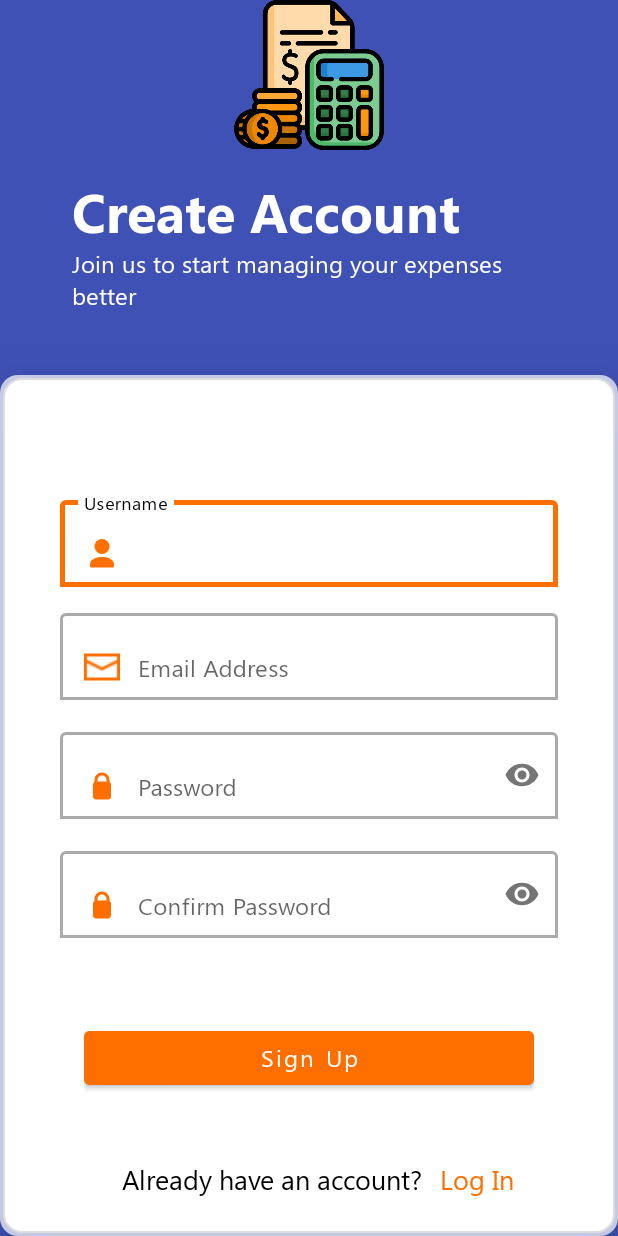
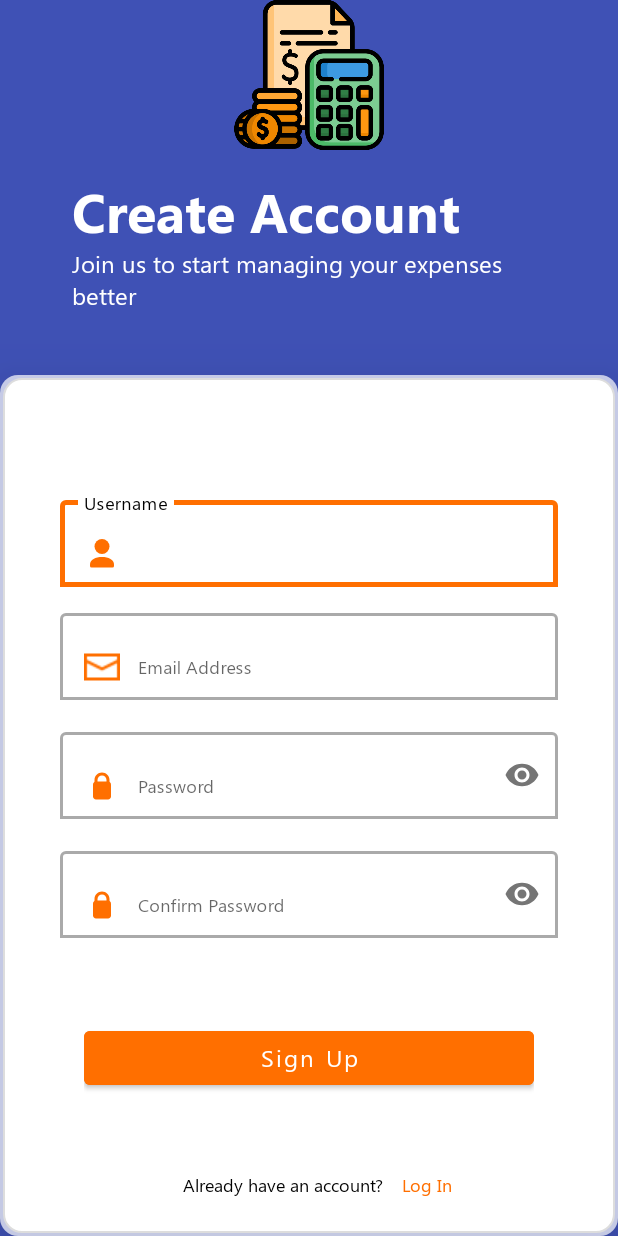
Before and after one commit to madhvesh-WLU/SmartGroceryTracker, an Android app: the SignUp screen opened directly, with no data from a screen before it, on a phone screen of 412 x 824 dp. Run offline under Robolectric (Android 15) with nearby library versions, the phone set to English and light mode, and no system bars; our stand-ins replace Volley.

Commit message:
ui design changes-10

```diff
--- a/app/src/main/res/layout/activity_sign_up.xml
+++ b/app/src/main/res/layout/activity_sign_up.xml
@@ -43,7 +43,7 @@
                 android:layout_height="wrap_content"
                 android:layout_marginTop="8dp"
             android:fontFamily="@font/segoe"
-            android:text="Create Account"
+            android:text="@string/create_account_text"
             android:textColor="@color/colorTextWhite"
             android:textSize="36sp" />
 
@@ -52,7 +52,7 @@
                 android:layout_width="wrap_content"
                 android:layout_height="wrap_content"
                 android:fontFamily="@font/segoer"
-                android:text="Join us to start managing your expenses better"
+                android:text="@string/second_text_signup"
                 android:textColor="@color/colorTextWhite"
                 android:textSize="16sp" />
         </LinearLayout>
@@ -96,7 +96,8 @@
             android:drawablePadding="12dp"
             android:drawableTint="@color/vibrant_orange"
             android:fontFamily="@font/segoer"
-            android:hint="Username"
+            android:hint="@string/username"
+            android:textSize="12sp"
             android:inputType="textEmailAddress"
             android:paddingHorizontal="12dp"
             android:textColor="@color/colorTextBlack"
@@ -122,9 +123,10 @@
             android:layout_height="wrap_content"
             android:drawableStart="@drawable/email"
             android:drawablePadding="12dp"
+            android:textSize="12sp"
             android:drawableTint="@color/vibrant_orange"
             android:fontFamily="@font/segoer"
-            android:hint="Email Address"
+            android:hint="@string/email_address"
             android:inputType="textEmailAddress"
             android:paddingHorizontal="12dp"
             android:textColor="@color/colorTextBlack"
@@ -151,9 +153,10 @@
             android:layout_height="wrap_content"
             android:drawableStart="@drawable/password"
             android:drawablePadding="12dp"
+            android:textSize="12sp"
             android:drawableTint="@color/vibrant_orange"
             android:fontFamily="@font/segoer"
-            android:hint="Password"
+            android:hint="@string/password"
             android:inputType="textPassword"
             android:paddingHorizontal="12dp"
             android:textColor="@color/colorTextBlack"
@@ -182,7 +185,8 @@
             android:drawablePadding="12dp"
             android:drawableTint="@color/vibrant_orange"
             android:fontFamily="@font/segoer"
-            android:hint="Confirm Password"
+            android:textSize="12sp"
+            android:hint="@string/confirm_password"
             android:inputType="textPassword"
             android:paddingHorizontal="12dp"
             android:textColor="@color/colorTextBlack"
@@ -203,7 +207,7 @@
                 android:layout_marginTop="24dp"
                 android:backgroundTint="@color/vibrant_orange"
                 android:fontFamily="@font/segoer"
-                android:text="Sign Up"
+                android:text="@string/sign_up"
                 android:textAllCaps="false"
                 android:textColor="@color/colorButtonText"
                 android:textSize="16sp" />
@@ -234,9 +238,9 @@
                 android:layout_height="wrap_content"
                 android:layout_marginLeft="12dp"
                 android:fontFamily="@font/segoer"
-                android:text="Already have an account?"
+                android:text="@string/already_have_an_account"
                 android:textColor="@color/colorTextBlack"
-                android:textSize="18sp" />
+                android:textSize="12sp" />
 
             <TextView
                 android:id="@+id/login_link"
@@ -244,9 +248,9 @@
                 android:layout_height="wrap_content"
                 android:layout_marginLeft="12dp"
                 android:fontFamily="@font/segoer"
-                android:text="Log In"
+                android:text="@string/log_in"
                 android:textColor="@color/vibrant_orange"
-                android:textSize="18sp" />
+                android:textSize="12sp" />
         </LinearLayout>
     </RelativeLayout>
 </LinearLayout>
--- a/app/src/main/res/layout/fragment_expense_list.xml
+++ b/app/src/main/res/layout/fragment_expense_list.xml
@@ -56,7 +56,7 @@
                     android:layout_height="wrap_content"
                     android:background="@null"
                     android:contentDescription="Expand or Collapse"
-                    android:src="@drawable/additem" />
+                    android:src="@drawable/down_arrow" />
             </LinearLayout>
 
             <!-- Collapsible Content Layout: Hidden by default -->
@@ -276,7 +276,7 @@
                         android:layout_gravity="center"
                         android:background="@android:color/transparent"
                         android:contentDescription="Edit Billing Information"
-                        android:src="@drawable/edit" />
+                        android:src="@drawable/up_arrow" />
                 </LinearLayout>
 
             </LinearLayout>
--- a/app/src/main/res/values/strings.xml
+++ b/app/src/main/res/values/strings.xml
@@ -36,16 +36,9 @@
     <string name="change_language">Change Language</string>
     <string name="save_changes">Save Changes</string>
 
-    <!-- Other strings -->
 
-    <string-array name="language_options">
-        <item>English</item>
-        <item>Spanish</item>
-        <item>French</item>
-        <item>German</item>
-    </string-array>
-
-
+    <string name="create_account_text">Create Account</string>
+    <string name="second_text_signup">Join us to start managing your expenses better</string>
     <string name="hello_folks">Hello, Folks!</string>
     <string name="user">User</string>
     <string name="username">Username</string>
```
Also changed, not shown: app/src/main/res/drawable/down_arrow.png (added), app/src/main/res/drawable/up_arrow.png (added), 1 other file.
